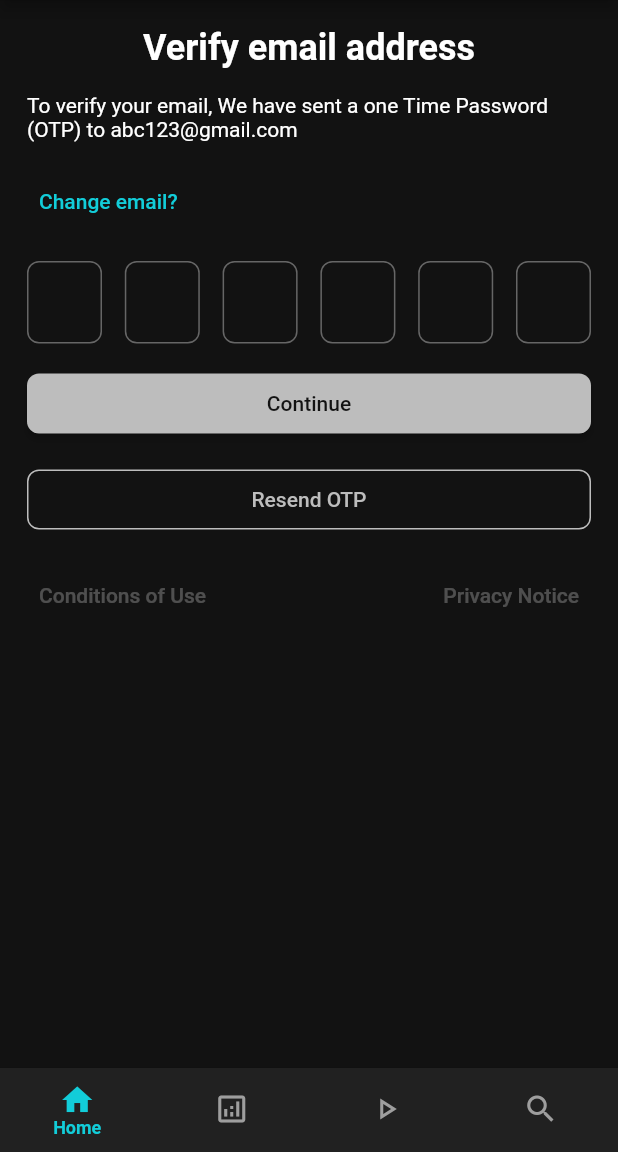
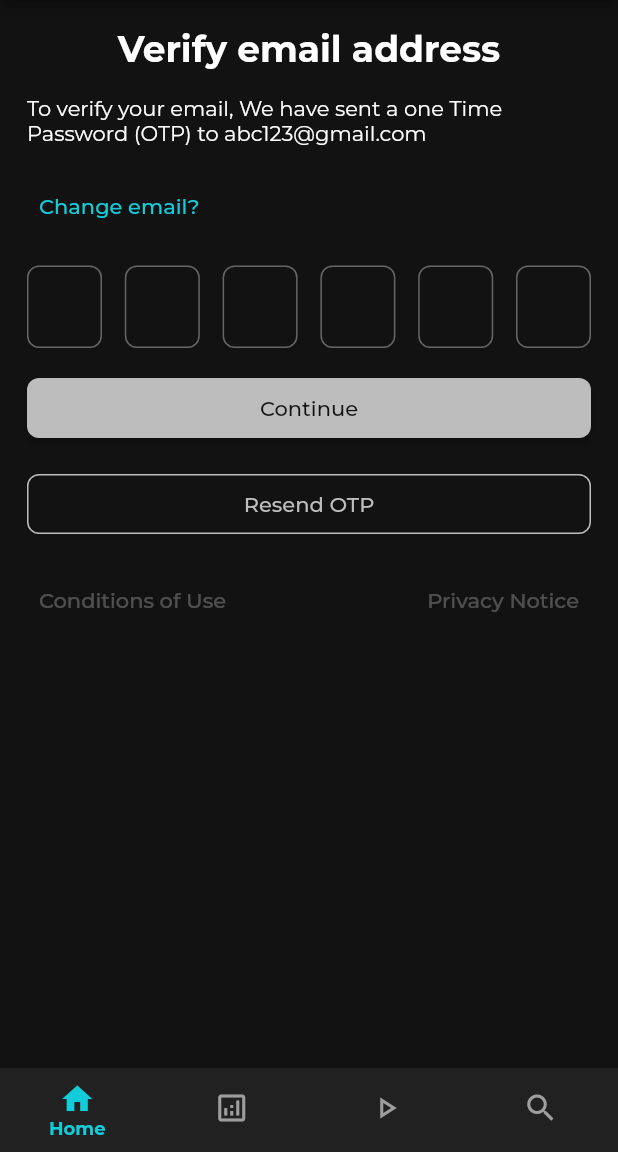
Before and after one commit to ismaildrcn/imdb-app-frontend, a Flutter app: the VerifyEmailPage screen opened by its route, on a phone screen of 412 x 824 dp, the part 84-1236 px from its top. Run offline on Flutter 3.47's test engine with Material 3 defaults, Android fonts, the phone set to English and light mode, and no system bars; our stand-ins replace dio, email_validator, flutter_dotenv, go_router, lorem_ipsum, toggle_switch; network calls fail.

Commit message:
Add Montserrat font

```diff
--- a/lib/app/theme.dart
+++ b/lib/app/theme.dart
@@ -6,6 +6,7 @@ class AppTheme {
 
   static ThemeData get lightTheme => ThemeData(
     useMaterial3: false,
+    fontFamily: 'Montserrat',
     colorScheme: const ColorScheme.light(
       primary: Color(0xFF12CDD9),
       surface: Color(0xFFFFFFFF),
@@ -33,6 +34,7 @@ class AppTheme {
 
   static ThemeData get darkTheme => ThemeData(
     useMaterial3: false,
+    fontFamily: 'Montserrat',
     colorScheme: const ColorScheme.dark(
       primary: Color(0xFF12CDD9), // Orijinal primary renginin daha koyu tonu
       surface: Color(0xFF121212), // Dark theme için standart surface rengi
```
Also changed, not shown: pubspec.yaml (+16 -6 lines), assets/fonts/Montserrat-Bold.ttf (added), assets/fonts/Montserrat-Italic.ttf (added), assets/fonts/Montserrat-Light.ttf (added), assets/fonts/Montserrat-Medium.ttf (added), assets/fonts/Montserrat-Regular.ttf (added), assets/fonts/Montserrat-Thin.ttf (added).
